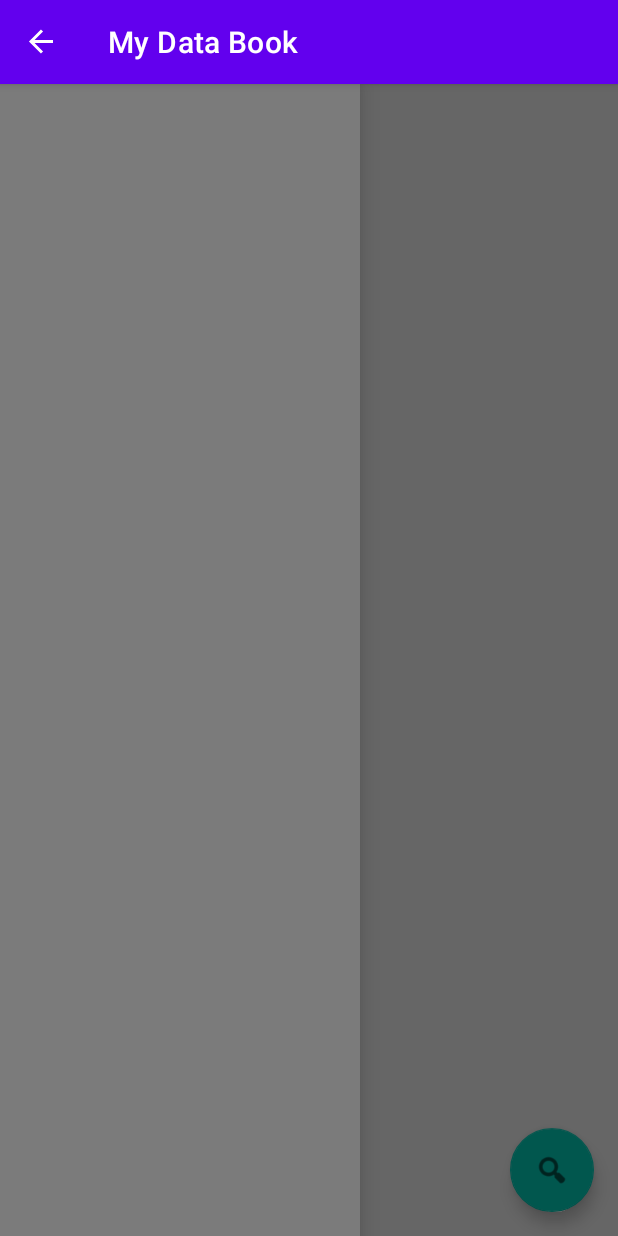
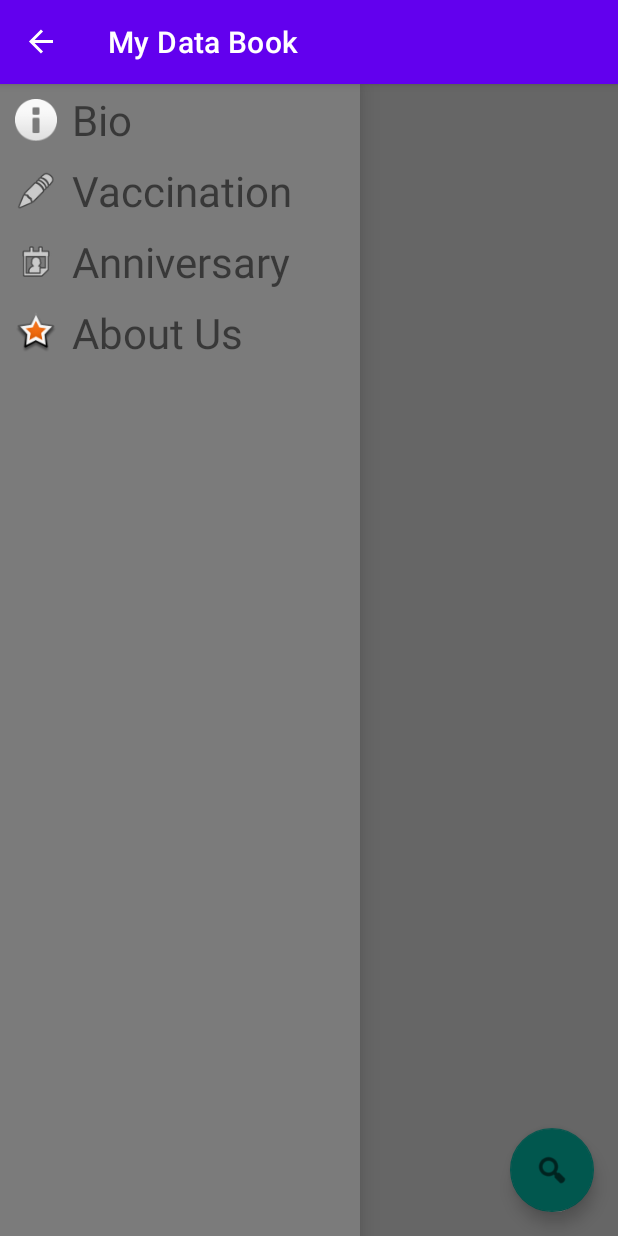
Before and after one commit to C347-Team/C347_L7_PS_My_Data_Book, an Android app: the screen it shows after launch (MainActivity), with the side drawer open, on a phone screen of 412 x 824 dp. Run offline under Robolectric (Android 15) with nearby library versions, the phone set to English and light mode, and no system bars.

Commit message:
Fix broken Array Adapter, fix list's row xml

```diff
--- a/app/src/main/java/sg/edu/rp/c347/id19007966/mydatabook/MainActivity.java
+++ b/app/src/main/java/sg/edu/rp/c347/id19007966/mydatabook/MainActivity.java
@@ -26,7 +26,7 @@ public class MainActivity extends AppCompatActivity {
     private String[] drawerItems;
     private DrawerLayout drawerLayout;
     private ListView drawerList;
-    ArrayAdapter<String> aa;
+    MenuArrayAdapter aa;
     String currentTitle;
     ActionBar ab;
     private ActionBarDrawerToggle drawerToggle;
@@ -44,6 +44,7 @@ public class MainActivity extends AppCompatActivity {
 
         aa = new MenuArrayAdapter(this,
                 R.layout.row, drawerItems);
+
         drawerList.setAdapter(aa);
 
         // Set the list's click listener
--- a/app/src/main/java/sg/edu/rp/c347/id19007966/mydatabook/MenuArrayAdapter.java
+++ b/app/src/main/java/sg/edu/rp/c347/id19007966/mydatabook/MenuArrayAdapter.java
@@ -8,11 +8,12 @@ import android.view.ViewGroup;
 import android.widget.ArrayAdapter;
 import android.widget.ImageView;
 import android.widget.TextView;
+import android.widget.Toast;
 
 import androidx.annotation.NonNull;
 import androidx.annotation.Nullable;
 
-public class MenuArrayAdapter extends ArrayAdapter {
+public class MenuArrayAdapter extends ArrayAdapter<String> {
 
     ImageView iv;
     TextView tvCategory;
@@ -21,7 +22,7 @@ public class MenuArrayAdapter extends ArrayAdapter {
     private final String [] values;
 
     public MenuArrayAdapter(@NonNull Context context, int resource, String[] values) {
-        super(context, resource);
+        super(context, resource, values);
         this.context = context;
         this.values = values;
     }
--- a/app/src/main/res/layout/row.xml
+++ b/app/src/main/res/layout/row.xml
@@ -2,22 +2,22 @@
 <LinearLayout xmlns:android="http://schemas.android.com/apk/res/android"
     xmlns:tools="http://schemas.android.com/tools"
     android:layout_width="match_parent"
-    android:layout_height="match_parent">
+    android:layout_height="match_parent"
+    android:gravity="center"
+    android:orientation="horizontal">
 
     <ImageView
         android:id="@+id/iv"
-        android:layout_width="50dp"
-        android:layout_height="50dp"
-        android:layout_marginTop="15dp"
-        android:layout_weight="1"
+        android:layout_width="28sp"
+        android:layout_height="28sp"
+        android:layout_margin="10dp"
         tools:srcCompat="@tools:sample/avatars" />
 
     <TextView
         android:id="@+id/tvCategory"
-        android:layout_width="wrap_content"
+        android:layout_width="match_parent"
         android:layout_height="wrap_content"
-        android:layout_weight="10"
-        android:layout_marginTop="30dp"
-        android:text="Category" />
+        android:text="Category"
+        android:textSize="28sp" />
 
 </LinearLayout>
```
